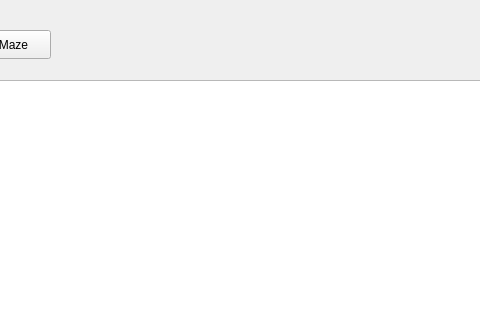
Above: mainwindow.ui from Mourya2044/dangerous-maze before the change; both pictures show x 100 to 580 and y 0 to 320 of the 800 by 600 pixel window. Below: the same form after it.
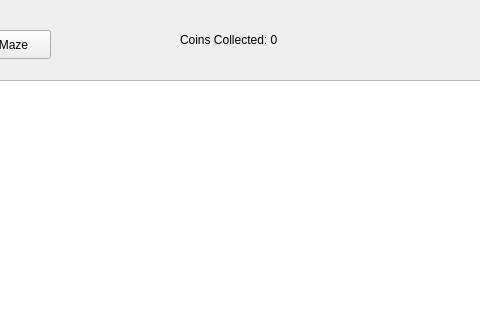
That is the form after the change. The open tabs and pages were chosen to show the change.

```diff
--- a/mainwindow.ui
+++ b/mainwindow.ui
@@ -119,6 +119,19 @@
        <string>Regenerate Maze</string>
       </property>
      </widget>
+     <widget class="QLabel" name="coinsCollected">
+      <property name="geometry">
+       <rect>
+        <x>280</x>
+        <y>30</y>
+        <width>121</width>
+        <height>20</height>
+       </rect>
+      </property>
+      <property name="text">
+       <string>Coins Collected: 0</string>
+      </property>
+     </widget>
     </widget>
    </widget>
   </widget>
```
Left out of the diff: 2 changed lines with no effect on the pictures.
